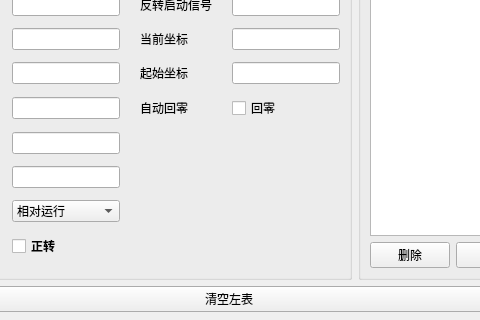
Qt form app/pages/TofCalibrt/tof_calibrt.ui (ydlidar-zhufeng/App) before a commit; both pictures show x 100 to 580 and y 91 to 411 of the 1296 by 867 pixel window.
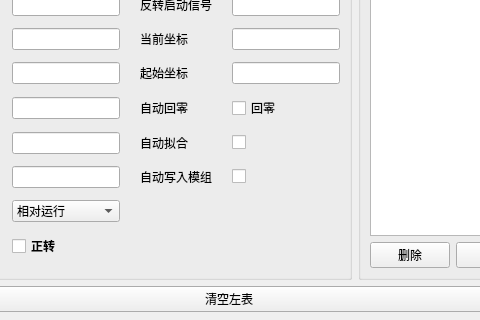
The same form after that commit. Custom widgets are drawn as their Qt base class.

Commit message: 电机自动化完毕

Diff of the .ui file:
```diff
--- a/app/pages/TofCalibrt/tof_calibrt.ui
+++ b/app/pages/TofCalibrt/tof_calibrt.ui
@@ -320,6 +320,34 @@
                  </property>
                 </widget>
                </item>
+               <item row="6" column="2">
+                <widget class="QLabel" name="label_19">
+                 <property name="text">
+                  <string>自动拟合</string>
+                 </property>
+                </widget>
+               </item>
+               <item row="7" column="2">
+                <widget class="QLabel" name="label_20">
+                 <property name="text">
+                  <string>自动写入模组</string>
+                 </property>
+                </widget>
+               </item>
+               <item row="6" column="3">
+                <widget class="QCheckBox" name="checkBoxModulus">
+                 <property name="text">
+                  <string/>
+                 </property>
+                </widget>
+               </item>
+               <item row="7" column="3">
+                <widget class="QCheckBox" name="checkBoxWriteIn">
+                 <property name="text">
+                  <string/>
+                 </property>
+                </widget>
+               </item>
               </layout>
              </widget>
             </item>
```
The commit also changes 6 other files.
